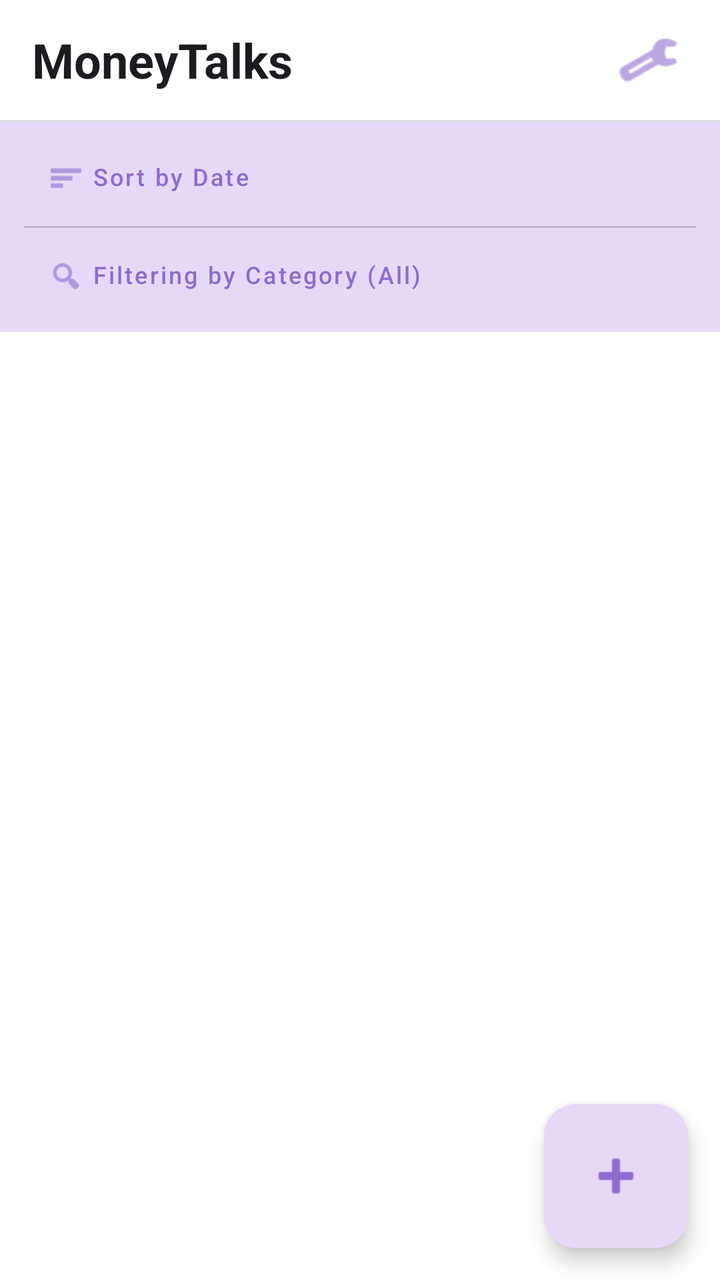
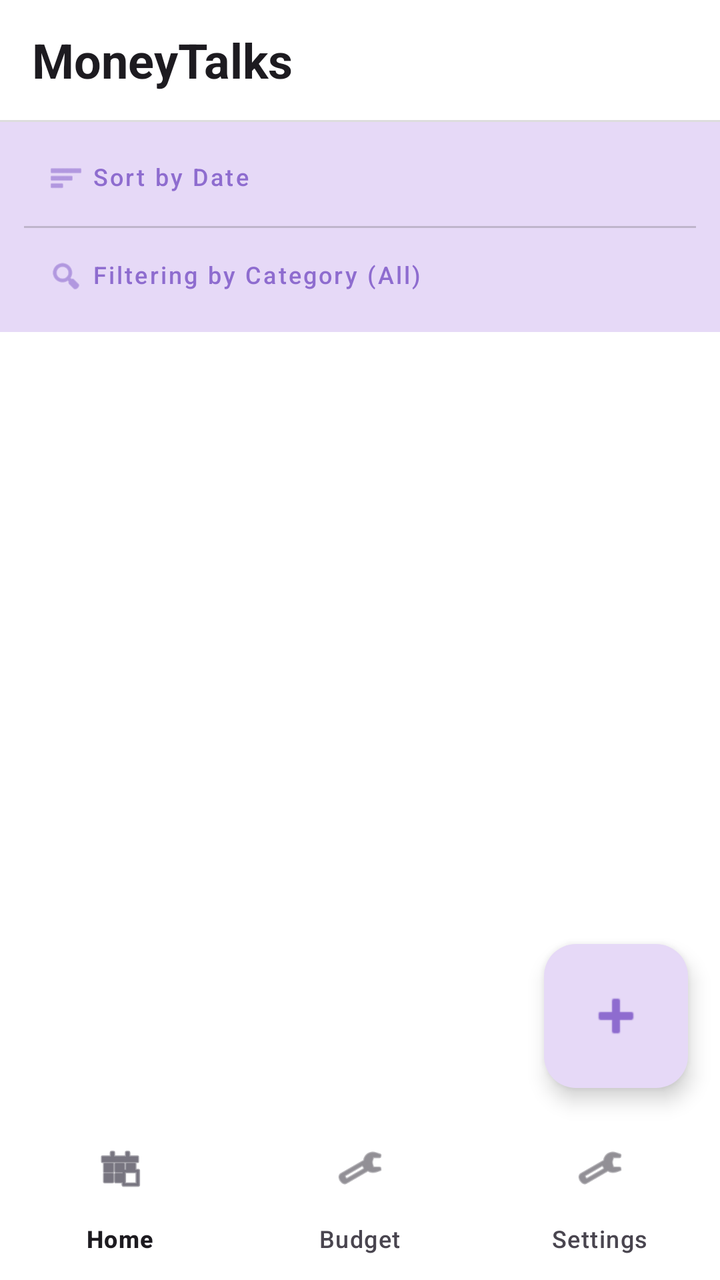

The first picture is an Android layout as it rendered before a commit; the second is the same layout after the commit. The layout source and the unified diff follow.
<!-- AndroidManifest.xml: application theme Theme.Sample_project -->
<!-- res/layout/activity_expense_list.xml -->
<?xml version="1.0" encoding="utf-8"?>
<androidx.constraintlayout.widget.ConstraintLayout xmlns:android="http://schemas.android.com/apk/res/android"
    xmlns:app="http://schemas.android.com/apk/res-auto"
    android:id="@+id/layout_expense_list"
    android:layout_width="match_parent"
    android:layout_height="match_parent">

    <com.google.android.material.appbar.MaterialToolbar
        android:id="@+id/topBar"
        android:layout_width="0dp"
        android:layout_height="wrap_content"
        android:background="@android:color/white"
        android:elevation="8dp"
        app:contentInsetStart="0dp"
        app:contentInsetEnd="0dp"
        app:layout_constraintTop_toTopOf="parent"
        app:layout_constraintStart_toStartOf="parent"
        app:layout_constraintEnd_toEndOf="parent">

        <LinearLayout
            android:layout_width="match_parent"
            android:layout_height="wrap_content"
            android:orientation="vertical">

            <LinearLayout
                android:layout_width="match_parent"
                android:layout_height="60dp"
                android:gravity="center_vertical"
                android:paddingStart="16dp"
                android:paddingEnd="16dp"
                android:background="@android:color/white">

                <TextView
                    android:id="@+id/tvAppTitle"
                    android:layout_width="0dp"
                    android:layout_height="wrap_content"
                    android:layout_weight="1"
                    android:text="MoneyTalks"
                    android:textColor="?android:textColorPrimary"
                    android:textSize="24sp"
                    android:textStyle="bold" />

                <ImageButton
                    android:id="@+id/btnSettings"
                    android:layout_width="40dp"
                    android:layout_height="40dp"
                    android:background="?attr/selectableItemBackgroundBorderless"
                    android:contentDescription="Settings"
                    android:padding="8dp"
                    android:src="@android:drawable/ic_menu_manage"
                    android:tint="@color/fab_icon_purple" />
            </LinearLayout>

            <View
                android:layout_width="match_parent"
                android:layout_height="1dp"
                android:background="#DDDDDD" />

            <LinearLayout
                android:layout_width="match_parent"
                android:layout_height="wrap_content"
                android:background="@color/fab_light_purple"
                android:orientation="vertical"
                android:paddingStart="12dp"
                android:paddingTop="8dp"
                android:paddingEnd="12dp"
                android:paddingBottom="8dp">

                <com.google.android.material.button.MaterialButton
                    android:id="@+id/btnSort"
                    style="@style/Widget.MaterialComponents.Button.TextButton"
                    android:layout_width="match_parent"
                    android:layout_height="40dp"
                    android:drawableEnd="@android:drawable/arrow_down_float"
                    android:gravity="start|center_vertical"
                    android:includeFontPadding="false"
                    android:insetTop="0dp"
                    android:insetBottom="0dp"
                    android:paddingStart="12dp"
                    android:paddingEnd="12dp"
                    android:text="Sort by Date"
                    android:textAllCaps="false"
                    android:textSize="12sp"
                    app:icon="@android:drawable/ic_menu_sort_by_size"
                    app:iconGravity="textStart"
                    app:iconTint="@color/fab_icon_purple"
                    android:textColor="@color/fab_icon_purple" />

                <View
                    android:layout_width="match_parent"
                    android:layout_height="1dp"
                    android:layout_marginTop="4dp"
                    android:layout_marginBottom="4dp"
                    android:alpha="0.35"
                    android:background="?attr/colorOutline" />

                <com.google.android.material.button.MaterialButton
                    android:id="@+id/btnFilter"
                    style="@style/Widget.MaterialComponents.Button.TextButton"
                    android:layout_width="match_parent"
                    android:layout_height="40dp"
                    android:drawableEnd="@android:drawable/arrow_down_float"
                    android:ellipsize="end"
                    android:gravity="start|center_vertical"
                    android:includeFontPadding="false"
                    android:insetTop="0dp"
                    android:insetBottom="0dp"
                    android:maxLines="1"
                    android:paddingStart="12dp"
                    android:paddingEnd="12dp"
                    android:text="Filtering by Category (All)"
                    android:textAllCaps="false"
                    android:textSize="12sp"
                    app:icon="@android:drawable/ic_menu_search"
                    app:iconGravity="textStart"
                    app:iconTint="@color/fab_icon_purple"
                    android:textColor="@color/fab_icon_purple" />
            </LinearLayout>

        </LinearLayout>
    </com.google.android.material.appbar.MaterialToolbar>

    <androidx.recyclerview.widget.RecyclerView
        android:id="@+id/rvExpenses"
        android:layout_width="0dp"
        android:layout_height="0dp"
        android:clipToPadding="false"
        android:padding="8dp"
        android:paddingBottom="96dp"
        app:layout_constraintTop_toBottomOf="@id/topBar"
        app:layout_constraintBottom_toBottomOf="parent"
        app:layout_constraintStart_toStartOf="parent"
        app:layout_constraintEnd_toEndOf="parent" />

    <com.google.android.material.floatingactionbutton.FloatingActionButton
        android:id="@+id/btnAddExpense"
        android:layout_width="wrap_content"
        android:layout_height="wrap_content"
        android:layout_marginEnd="16dp"
        android:layout_marginBottom="16dp"
        android:contentDescription="Add Expense"
        android:src="@android:drawable/ic_input_add"
        app:backgroundTint="@color/fab_light_purple"
        app:fabCustomSize="72dp"
        app:layout_constraintBottom_toBottomOf="parent"
        app:layout_constraintEnd_toEndOf="parent"
        app:maxImageSize="32dp"
        app:tint="@color/fab_icon_purple" />

</androidx.constraintlayout.widget.ConstraintLayout>
<!-- resources referenced by this layout -->
<resources>
  <color name="fab_icon_purple">#8E6CCF</color>
  <color name="fab_light_purple">#E6D9F7</color>
  <style name="Theme.Sample_project" parent="Base.Theme.Sample_project" />
  <style name="Base.Theme.Sample_project" parent="Theme.Material3.DayNight.NoActionBar">
          
          
          <item name="android:windowBackground">@color/cardview_light_background</item>
      </style>
</resources>

<!-- the commit's change to res/layout/activity_expense_list.xml (unified diff, before → after) -->
@@ -40,15 +40,6 @@
                     android:textSize="24sp"
                     android:textStyle="bold" />
 
-                <ImageButton
-                    android:id="@+id/btnSettings"
-                    android:layout_width="40dp"
-                    android:layout_height="40dp"
-                    android:background="?attr/selectableItemBackgroundBorderless"
-                    android:contentDescription="Settings"
-                    android:padding="8dp"
-                    android:src="@android:drawable/ic_menu_manage"
-                    android:tint="@color/fab_icon_purple" />
             </LinearLayout>
 
             <View
@@ -116,7 +107,6 @@
                     app:iconTint="@color/fab_icon_purple"
                     android:textColor="@color/fab_icon_purple" />
             </LinearLayout>
-
         </LinearLayout>
     </com.google.android.material.appbar.MaterialToolbar>
 
@@ -126,8 +116,17 @@
         android:layout_height="0dp"
         android:clipToPadding="false"
         android:padding="8dp"
-        android:paddingBottom="96dp"
         app:layout_constraintTop_toBottomOf="@id/topBar"
+        app:layout_constraintBottom_toTopOf="@id/bottom_navigation"
+        app:layout_constraintStart_toStartOf="parent"
+        app:layout_constraintEnd_toEndOf="parent" />
+
+    <com.google.android.material.bottomnavigation.BottomNavigationView
+        android:id="@+id/bottom_navigation"
+        android:layout_width="0dp"
+        android:layout_height="wrap_content"
+        android:background="?android:attr/windowBackground"
+        app:menu="@menu/bottom_nav_menu"
         app:layout_constraintBottom_toBottomOf="parent"
         app:layout_constraintStart_toStartOf="parent"
         app:layout_constraintEnd_toEndOf="parent" />
@@ -142,7 +141,7 @@
         android:src="@android:drawable/ic_input_add"
         app:backgroundTint="@color/fab_light_purple"
         app:fabCustomSize="72dp"
-        app:layout_constraintBottom_toBottomOf="parent"
+        app:layout_constraintBottom_toTopOf="@id/bottom_navigation"
         app:layout_constraintEnd_toEndOf="parent"
         app:maxImageSize="32dp"
         app:tint="@color/fab_icon_purple" />
